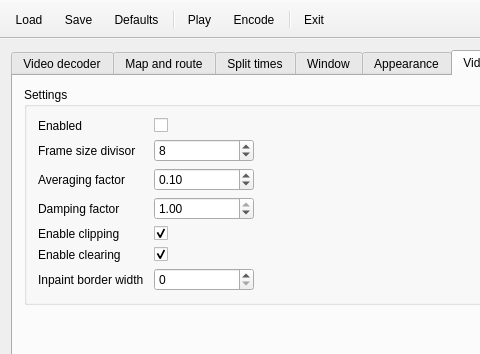
The window that src/MainWindow.ui (mikoro/orientview) describes before a commit, drawn with Qt 5; both pictures show x 0 to 480 and y 0 to 354 of the 655 by 467 pixel window.
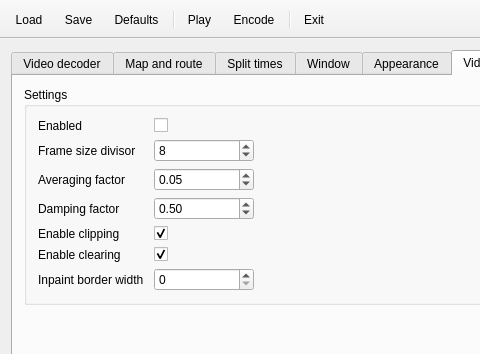
The same window after the commit. The open tabs and pages were chosen to show the change. Icons and pictures are not drawn.

The edit to the form file:
```diff
--- a/src/MainWindow.ui
+++ b/src/MainWindow.ui
@@ -1538,7 +1538,7 @@
               <double>0.100000000000000</double>
              </property>
              <property name="value">
-              <double>0.100000000000000</double>
+              <double>0.050000000000000</double>
              </property>
             </widget>
            </item>
@@ -1566,7 +1566,7 @@
               <double>0.100000000000000</double>
              </property>
              <property name="value">
-              <double>1.000000000000000</double>
+              <double>0.500000000000000</double>
              </property>
             </widget>
            </item>
```
Left out of the diff: 2 changed lines with no effect on the pictures.
